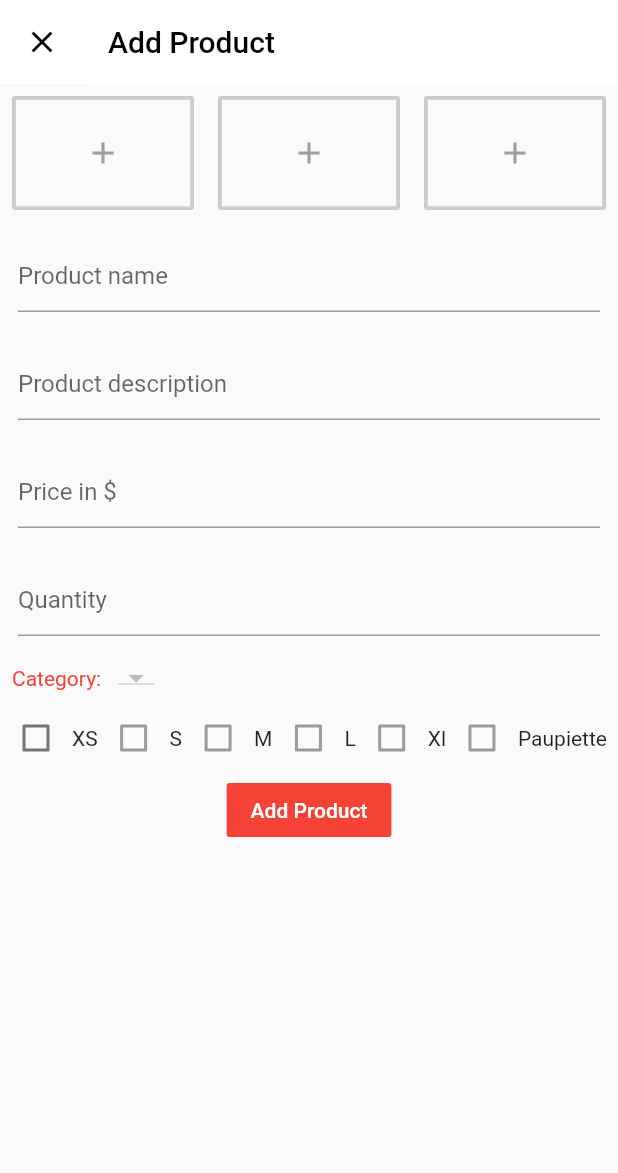
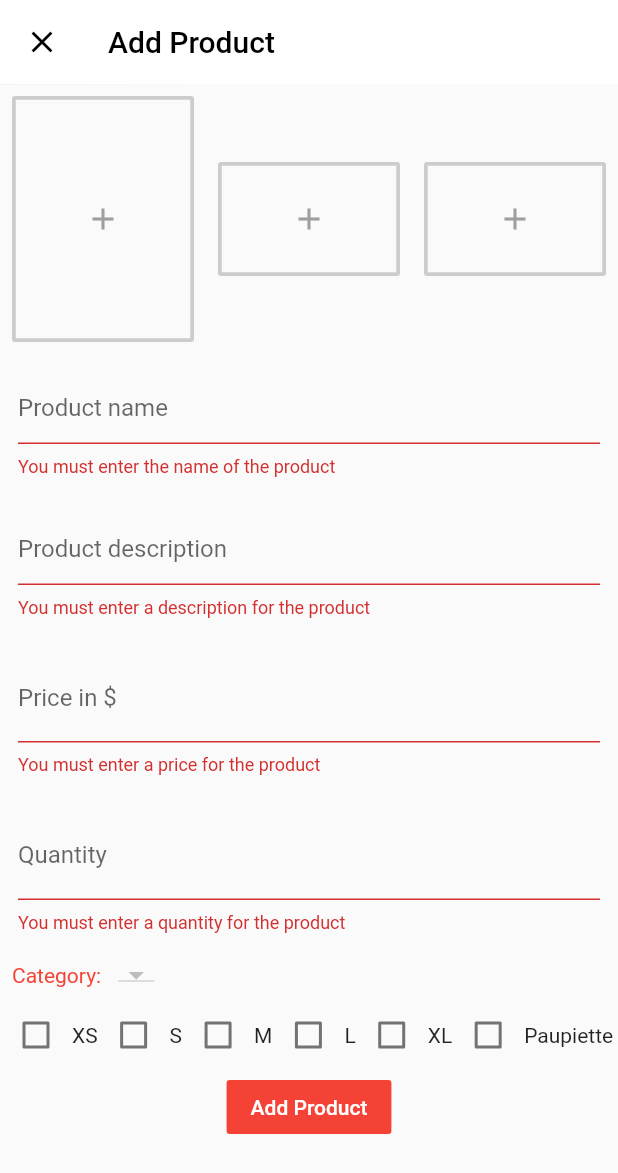
Before and after one commit to J4ckyLIM/E-Commerce, a Flutter app: the AddProduct screen opened directly, after a tap on "Add Product", on a phone screen of 412 x 824 dp. Shown: the top 1173 px of the screen. Run offline on Flutter 3.47's test engine with Material 2 defaults, Android fonts, the light colour scheme and no system bars; our stand-ins replace carousel_pro, cloud_firestore, firebase_auth, firebase_core, firebase_database, firebase_storage and 2 more; accounts and stored records are empty.

Commit message:
Admin can add product/Image picker issue

```diff
--- a/e_commerce/lib/add_product.dart
+++ b/e_commerce/lib/add_product.dart
@@ -1,8 +1,14 @@
+import 'dart:io';
+
+import 'package:firebase_auth/firebase_auth.dart';
+import 'package:firebase_storage/firebase_storage.dart';
 import 'package:flutter/material.dart';
 import 'package:cloud_firestore/cloud_firestore.dart';
+import 'package:fluttertoast/fluttertoast.dart';
 import './database/brand.dart';
 import './database/category.dart';
-import 'package:flutter_typeahead/flutter_typeahead.dart';
+import './database/product.dart';
+import 'package:image_picker/image_picker.dart';
 
 class AddProduct extends StatefulWidget {
   @override
@@ -17,16 +23,20 @@ class _AddProductState extends State<AddProduct> {
   GlobalKey<FormState> _formKey = GlobalKey<FormState>();
   TextEditingController productNameController = TextEditingController();
   TextEditingController productDescriptionController = TextEditingController();
-  TextEditingController productPriceController = TextEditingController();
+  TextEditingController quantityController = TextEditingController();
+  TextEditingController priceController = TextEditingController();
   List<DocumentSnapshot> brands = <DocumentSnapshot>[];
   List<DocumentSnapshot> categories = <DocumentSnapshot>[];
   List<DropdownMenuItem<String>> brandsDropdown = <DropdownMenuItem<String>>[];
   List<DropdownMenuItem<String>> categoriesDropdown = <DropdownMenuItem<String>>[];
   CategoryService _categoryService = CategoryService();
   BrandService _brandService = BrandService();
+  ProductService _productService = ProductService();
   List<String> selectedSizes = <String>[];
+  File _image;
   String _currentCategory;
   String _currentBrand;
+  bool isLoading = false;
 
   List<DropdownMenuItem<String>> getCategoriesDropdown(){
     List<DropdownMenuItem<String>> items = List();
@@ -56,6 +66,16 @@ class _AddProductState extends State<AddProduct> {
     });
   }
 
+  void _selectImage(Future<File> pickImage, int imageNumber) async{
+    File tempImg = await pickImage;
+    switch(imageNumber) {
+      case 1: setState(() {
+        _image = tempImg;
+      });
+      break;
+    }
+  }
+
   void changeSelectedSize(String size){
     if(selectedSizes.contains(size)){
       setState(() {
@@ -65,6 +85,57 @@ class _AddProductState extends State<AddProduct> {
       setState(() {
         selectedSizes.insert(0,size);
       });
+    }
+  }
+
+  Future validateAndUpload() async {
+    if(_formKey.currentState.validate()){
+      setState(() {
+        isLoading = true;
+      });
+      if(_image != null){
+        String imageUrl;
+        final FirebaseStorage storage = FirebaseStorage.instance;
+        final String picture = "${DateTime.now().millisecondsSinceEpoch.toString()}.jpg";
+        StorageUploadTask task = storage.ref().child(picture).putFile(_image);
+
+        StorageTaskSnapshot theSnapshot = await task.onComplete.then((snapshot) => snapshot);
+        task.onComplete.then((theSnaphot) async {
+          imageUrl = await theSnapshot.ref.getDownloadURL();
+          List<String> imageList = [imageUrl];
+          _productService.uploadProduct({
+            "productName": productNameController.text,
+            "description": productDescriptionController,
+            "price": double.parse(priceController.text),
+            "sizes": selectedSizes,
+            "images": imageList,
+            "quantity": int.parse(quantityController.text),
+            "category":_currentCategory
+          });
+            _formKey.currentState.reset();
+            setState(() {
+              isLoading = false;
+            });
+            Fluttertoast.showToast(msg: "Your product has been added to the shop");
+            Navigator.pop(context);
+        });
+      } else {
+        setState(() {
+          isLoading = false;
+        });
+        Fluttertoast.showToast(msg: "An image must be provided");
+      }
+    }
+  }
+
+  Widget _displayChild() {
+    if(_image == null) {
+      return Padding(
+        padding: EdgeInsets.fromLTRB(14.0, 70.0, 14.0, 70.0),
+        child: Icon(Icons.add, color: grey,),
+      );
+    } else {
+      return Image.file(_image, fit: BoxFit.fill, width: double.infinity,);
     }
   }
 
@@ -86,7 +157,8 @@ class _AddProductState extends State<AddProduct> {
       ),
       body: Form(
         key: _formKey,
-        child: Column(
+        child: SingleChildScrollView(
+          child: isLoading ? CircularProgressIndicator() : Column(
             children: <Widget>[
               Row(
                 children: <Widget>[
@@ -95,11 +167,10 @@ class _AddProductState extends State<AddProduct> {
                       padding: EdgeInsets.all(8.0),
                       child: OutlineButton(
                         borderSide: BorderSide(color: grey.withOpacity(0.5), width: 2.5),
-                      onPressed: () {},
-                      child: Padding(
-                        padding: EdgeInsets.fromLTRB(14.0, 26.0, 14.0, 26.0),
-                        child: Icon(Icons.add, color: grey),
-                      ),
+                        onPressed: () {
+                          _selectImage(ImagePicker.pickImage(source: ImageSource.camera), 1);
+                        },
+                        child: _displayChild()
                       ),
                     ),
                   ),
@@ -162,8 +233,9 @@ class _AddProductState extends State<AddProduct> {
               Padding(
                 padding: EdgeInsets.all(12.0),
                 child: TextFormField(
-                controller: productPriceController,
+                  controller: priceController,
                   decoration: InputDecoration(
+                    labelText: "Price in \$",
                     hintText: "Price in \$",
                   ),
                   validator: (value){
@@ -177,9 +249,10 @@ class _AddProductState extends State<AddProduct> {
               Padding(
                 padding: EdgeInsets.all(12.0),
                 child: TextFormField(
-                controller: productPriceController,
+                  controller: quantityController,
                   keyboardType: TextInputType.number,
                   decoration: InputDecoration(
+                    labelText: "Quantity",
                     hintText: "Quantity",
                   ),
                   validator: (value){
@@ -318,15 +391,20 @@ class _AddProductState extends State<AddProduct> {
                   Checkbox(value: selectedSizes.contains('XS'), onChanged: (value) =>
                   changeSelectedSize("XS")),
                   Text("XS"),
-                Checkbox(value: false, onChanged: null,),
+                  Checkbox(value: selectedSizes.contains('S'), onChanged: (value) =>
+                  changeSelectedSize("S")),
                   Text("S"),
-                Checkbox(value: false, onChanged: null,),
+                  Checkbox(value: selectedSizes.contains('M'), onChanged: (value) =>
+                  changeSelectedSize("M")),
                   Text("M"),
-                Checkbox(value: false, onChanged: null,),
+                  Checkbox(value: selectedSizes.contains('L'), onChanged: (value) =>
+                  changeSelectedSize("L")),
                   Text("L"),
-                Checkbox(value: false, onChanged: null,),
-                Text("Xl"),
-                Checkbox(value: false, onChanged: null,),
+                  Checkbox(value: selectedSizes.contains('XL'), onChanged: (value) =>
+                  changeSelectedSize("XL")),
+                  Text("XL"),
+                  Checkbox(value: selectedSizes.contains('Paupiette'), onChanged: (value) =>
+                  changeSelectedSize("Paupiette")),
                   Text("Paupiette"),
                 ],
               ),
@@ -335,9 +413,12 @@ class _AddProductState extends State<AddProduct> {
                 color: Colors.red,
                 textColor: white,
                 child: Text("Add Product"),
-              onPressed: (){},
+                onPressed: (){
+                  validateAndUpload();
+                },
               ),
             ],
+          ),
         ),
       ),
     );
--- /dev/null
+++ b/e_commerce/lib/database/product.dart
@@ -0,0 +1,30 @@
+import 'package:cloud_firestore/cloud_firestore.dart';
+import 'package:uuid/uuid.dart';
+
+class ProductService {
+  Firestore _firestore = Firestore.instance;
+  String ref = 'products';
+
+  void uploadProduct({String productName, String description, String category, List sizes, List images, double price, int quantity}){
+    var id = Uuid();
+    String productId = id.v1();
+    _firestore.collection(ref).document(productId).setData({
+      'name': productName,
+      'id': productId,
+      'description': description,
+      'category': category,
+      'quantity': quantity,
+      'price': price
+    });
+  }
+
+  Future<List<DocumentSnapshot>> getBrands() =>
+    _firestore.collection(ref).getDocuments().then((snaps){
+      return snaps.documents;
+  });
+
+  Future<List<DocumentSnapshot>> getSuggestions(String suggestion) =>
+   _firestore.collection(ref).where("brandName", isEqualTo: suggestion).getDocuments().then((snap){
+     return snap.documents;
+   });
+}
--- a/e_commerce/lib/favorite.dart
+++ b/e_commerce/lib/favorite.dart
@@ -1,4 +1,4 @@
-import 'home.dart';
+/*import 'home.dart';
 import 'package:flutter/material.dart';
 
 class Favorite extends StatelessWidget {
@@ -51,4 +51,4 @@ class Favorite extends StatelessWidget {
     },
     );
   }
-}
+}*/
--- a/e_commerce/pubspec.yaml
+++ b/e_commerce/pubspec.yaml
@@ -21,8 +21,9 @@ dependencies:
   provider: ^3.2.0
   uuid: ^2.0.4
   fluttertoast: ^3.1.3
-  image_picker: ^0.5.1
+  image_picker: ^0.6.2+1
   flutter_typeahead: ^1.7.0
+  firebase_storage: ^3.0.8
 
 
 dev_dependencies:
```
Also changed, not shown: e_commerce/pubspec.lock, 2 other files. Lines whose indentation alone changed are shown as unchanged.
